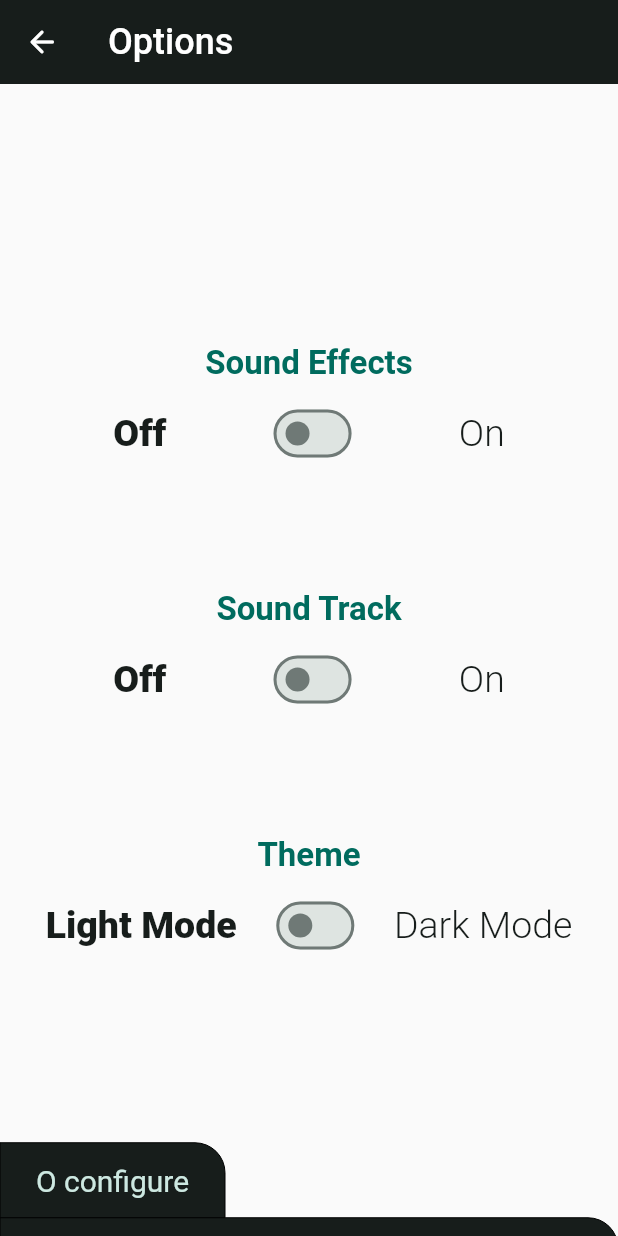
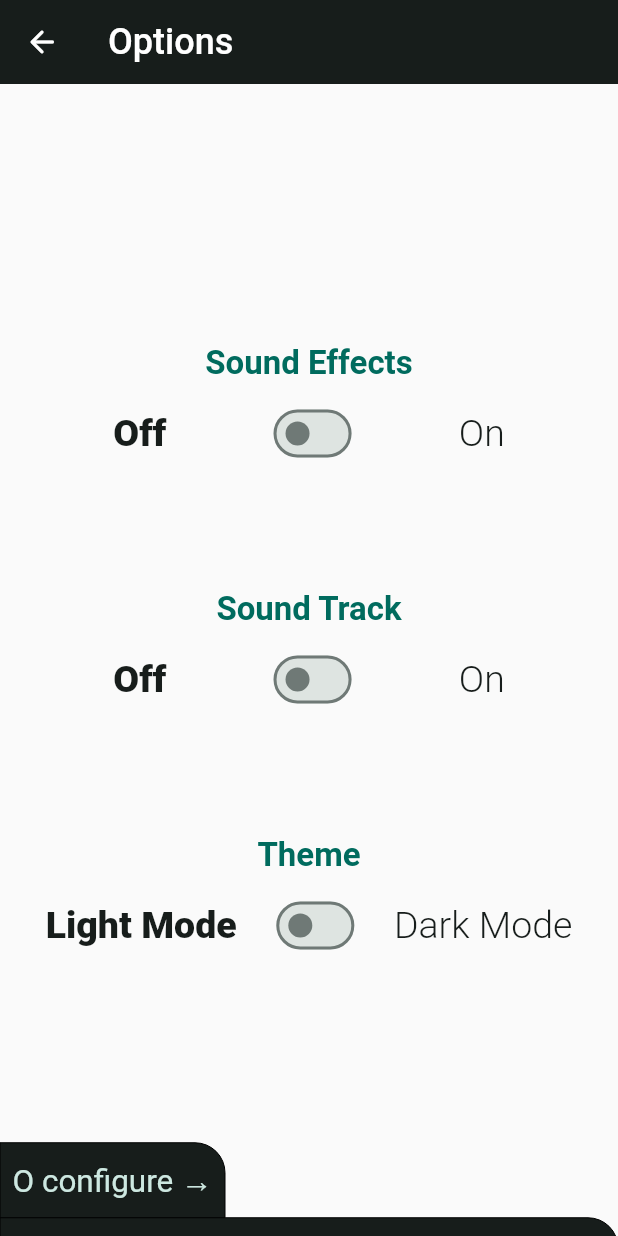
Before and after one commit to mayoritua07/my_x_and_o, a Flutter app: the Options screen opened directly, on a phone screen of 412 x 824 dp. Run offline on Flutter 3.47's test engine with Material 2 defaults, Android fonts, the phone set to English and light mode, and no system bars; our stand-ins replace audioplayers, cloud_firestore, firebase_core, flutter_riverpod, vibration; missing offline and left inert: move_to_background; accounts and stored records are empty.

Commit message:
second commit

```diff
--- a/lib/widgets/hanging_drawer.dart
+++ b/lib/widgets/hanging_drawer.dart
@@ -1,3 +1,5 @@
+import 'dart:convert';
+
 import 'package:flutter/material.dart';
 import 'package:flutter_riverpod/flutter_riverpod.dart';
 import 'package:my_x_and_o/main.dart';
@@ -134,9 +136,11 @@ class _HangingDrawerState extends ConsumerState<HangingDrawer> {
                   ),
                   child: Center(
                     child: Text(
-                      isX ? "X configure" : "O configure",
+                      isX
+                          ? "${jsonDecode(jsonEncode('←'))} X configure"
+                          : "O configure ${jsonDecode(jsonEncode('→'))}",
                       style: TextStyle(
-                          fontSize: 20,
+                          fontSize: 21,
                           fontWeight: FontWeight.w400,
                           color: isDarkMode
                               ? Theme.of(context).colorScheme.secondary
--- a/pubspec.yaml
+++ b/pubspec.yaml
@@ -42,8 +42,8 @@ dependencies:
   flutter_slidable: ^3.0.0
   get: ^4.6.6
   vibration: ^1.8.3
+
   move_to_background: ^1.0.2
-  screen_state: ^3.0.1
 
 dev_dependencies:
   flutter_test:
```
Also changed, not shown: lib/screens/home_screen.dart (+31 -27 lines), pubspec.lock.
